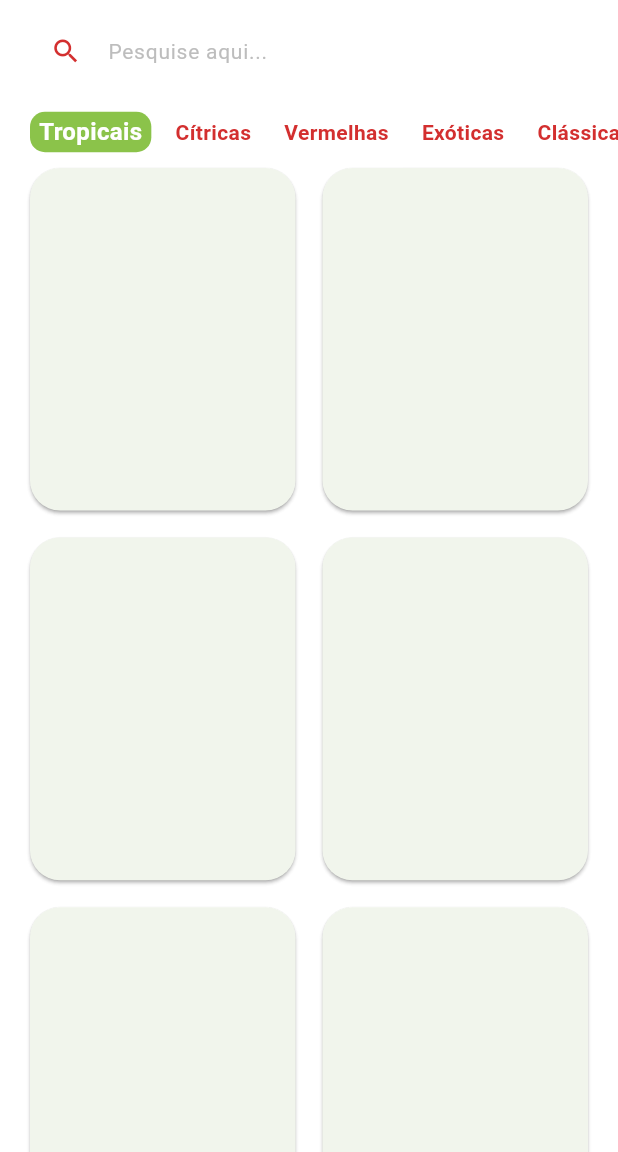
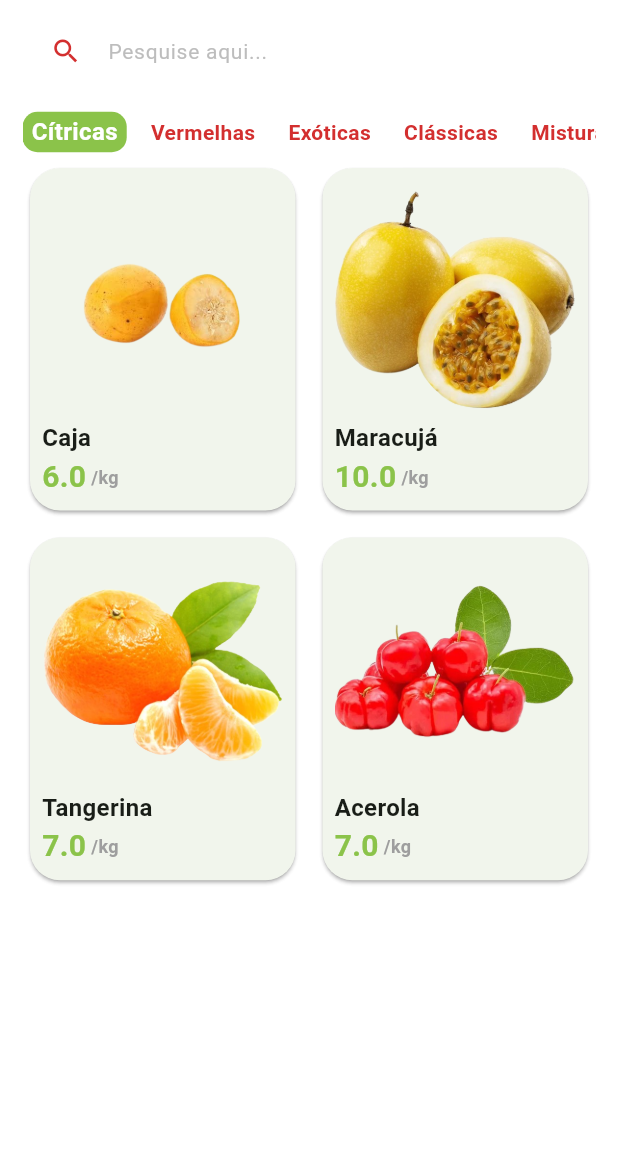
Before and after one commit to Miicchhel/FruitTrace, a Flutter app: the HomeTab screen opened directly, on a phone screen of 412 x 824 dp, the part 84-1236 px from its top. Run offline on Flutter 3.47's test engine with Material 3 defaults, Android fonts, the phone set to English and light mode, and no system bars; our stand-ins replace animated_text_kit, mask_text_input_formatter.

Commit message:
apresentando o tile de produtos na tela

```diff
--- a/lib/src/config/app_data.dart
+++ b/lib/src/config/app_data.dart
@@ -1,22 +1,13 @@
 import 'package:fruittrace/src/models/item_model.dart';
 
-// frutas tropicais
+// frutas clássicas
 ItemModel abacaxi = ItemModel(
   itemName: 'Abacaxi',
   imgUrl: 'assets/fruits/abacaxi.png',
   price: 7.5,
   unit: 'un',
-  category: 'Tropicais',
+  category: 'Clássicas',
   description: 'Desfrute do sabor doce e refrescante do nosso abacaxi! Perfeito para sucos e sobremesas, é a escolha ideal para uma vida saudável e cheia de vitaminas.',
-);
-
-ItemModel caja = ItemModel(
-  itemName: 'Cajá',
-  imgUrl: 'assets/fruits/caja.png',
-  price: 8.0,
-  unit: 'kg',
-  category: 'Tropicais',
-  description: 'O cajá é uma fruta tropical deliciosa e rica em vitamina C. Perfeito para refrescar e dar um toque especial às suas receitas.',
 );
 
 ItemModel caju = ItemModel(
@@ -24,38 +15,47 @@ ItemModel caju = ItemModel(
   imgUrl: 'assets/fruits/caju.png',
   price: 7.0,
   unit: 'un',
-  category: 'Tropicais',
+  category: 'Clássicas',
   description: 'Experimente o sabor único e tropical do caju! Cheio de nutrientes e perfeito para refrescar seus dias.',
 );
 
-ItemModel cupuacu = ItemModel(
-  itemName: 'Cupuaçu',
-  imgUrl: 'assets/fruits/cupuacu.png',
-  price: 14.0,
+ItemModel goiaba = ItemModel(
+  itemName: 'Goiaba',
+  imgUrl: 'assets/fruits/goiaba.png',
+  price: 6.5,
   unit: 'kg',
-  category: 'Tropicais',
-  description: 'Descubra o exótico cupuaçu, perfeito para sucos e sobremesas cheias de sabor. Rico em nutrientes, é uma explosão de saúde.',
-);
-
-ItemModel graviola = ItemModel(
-  itemName: 'Graviola',
-  imgUrl: 'assets/fruits/graviola.png',
-  price: 8.0,
-  unit: 'un',
-  category: 'Tropicais',
-  description: 'A graviola é conhecida por seu sabor inconfundível e propriedades nutritivas. Ideal para sucos e sobremesas saudáveis.',
+  category: 'Clássicas',
+  description: 'Goiaba fresca e saborosa, perfeita para sucos e sobremesas. Rica em vitamina C, é uma fruta essencial para a saúde.',
 );
 
 ItemModel manga = ItemModel(
-  imgUrl: 'assets/fruits/mango.png',
   itemName: 'Manga',
+  imgUrl: 'assets/fruits/manga.png',
   price: 2.5,
   unit: 'un',
-  category: 'Tropicais',
+  category: 'Clássicas',
   description: 'Suculenta e doce, nossa manga é perfeita para um lanche rápido ou um smoothie revitalizante. Rica em vitaminas, é uma delícia que faz bem para a saúde.',
 );
 
 // frutas cítricas
+ItemModel acerola = ItemModel(
+  itemName: 'Acerola',
+  imgUrl: 'assets/fruits/acerola.png',
+  price: 7.0,
+  unit: 'kg',
+  category: 'Cítricas',
+  description: 'A acerola é uma potência de vitamina C. Perfeita para sucos e uma vida saudável e cheia de energia.',
+);
+
+ItemModel caja = ItemModel(
+  itemName: 'Caja',
+  imgUrl: 'assets/fruits/caja.png',
+  price: 6.0,
+  unit: 'kg',
+  category: 'Cítricas',
+  description: 'Caja fresca e saborosa, perfeita para sucos e sobremesas. Rico em vitamina C, é uma fruta essencial para a vida saudável.',
+);
+
 ItemModel maracuja = ItemModel(
   itemName: 'Maracujá',
   imgUrl: 'assets/fruits/maracuja.png',
@@ -75,15 +75,6 @@ ItemModel tangerina = ItemModel(
 );
 
 // frutas vermelhas
-ItemModel acerola = ItemModel(
-  itemName: 'Acerola',
-  imgUrl: 'assets/fruits/acerola.png',
-  price: 7.0,
-  unit: 'kg',
-  category: 'Vermelhas',
-  description: 'A acerola é uma potência de vitamina C. Perfeita para sucos e uma vida saudável e cheia de energia.',
-);
-
 ItemModel morango = ItemModel(
   itemName: 'Morango',
   imgUrl: 'assets/fruits/morango.png',
@@ -112,6 +103,23 @@ ItemModel uva = ItemModel(
 );
 
 // frutas exóticas
+ItemModel cupuacu = ItemModel(
+  itemName: 'Cupuaçu',
+  imgUrl: 'assets/fruits/cupuacu.png',
+  price: 14.0,
+  unit: 'kg',
+  category: 'Exóticas',
+  description: 'Descubra o exótico cupuaçu, perfeito para sucos e sobremesas cheias de sabor. Rico em nutrientes, é uma explosão de saúde.',
+);
+
+ItemModel graviola = ItemModel(
+  itemName: 'Graviola',
+  imgUrl: 'assets/fruits/graviola.png',
+  price: 8.0,
+  unit: 'un',
+  category: 'Exóticas',
+  description: 'A graviola é conhecida por seu sabor inconfundível e propriedades nutritivas. Ideal para sucos e sobremesas saudáveis.',
+);
 ItemModel mangaba = ItemModel(
   itemName: 'Mangaba',
   imgUrl: 'assets/fruits/mangaba.png',
@@ -130,14 +138,32 @@ ItemModel pinha = ItemModel(
   description: 'Pinha, também conhecida como fruta-do-conde, é uma delícia exótica. Doce e nutritiva, é uma escolha saudável e saborosa.',
 );
 
-// frutas clássicas
-ItemModel goiaba = ItemModel(
-  itemName: 'Goiaba',
-  imgUrl: 'assets/fruits/goiaba.png',
-  price: 6.5,
-  unit: 'kg',
-  category: 'Clássicas',
-  description: 'Goiaba fresca e saborosa, perfeita para sucos e sobremesas. Rica em vitamina C, é uma fruta essencial para a saúde.',
+// frutas Misturas
+ItemModel abacaxiComHortela = ItemModel(
+  itemName: 'Abacaxi com Hortelã',
+  imgUrl: 'assets/mixes/abacaxi_com_hortela.png',
+  price: 7.5,
+  unit: 'un',
+  category: 'Misturas',
+  description: 'A combinação refrescante de abacaxi com hortelã é perfeita para sucos e sobremesas. Experimente essa delícia tropical que é pura saúde e sabor!',
+);
+
+ItemModel guarabom = ItemModel(
+  itemName: 'Guarabom',
+  imgUrl: 'assets/mixes/guarabom.png',
+  price: 12.0,
+  unit: 'un',
+  category: 'Misturas',
+  description: 'Guarabom é ideal para fazer aquela bebida energética deliciosa feita com guaraná. Ideal para dar aquele impulso extra no seu dia, com sabor irresistível!',
+);
+
+ItemModel guaracai = ItemModel(
+  itemName: 'Guaraçai',
+  imgUrl: 'assets/mixes/guaracai.png',
+  price: 12.0,
+  unit: 'un',
+  category: 'Misturas',
+  description: 'Descubra o poder do Guaraçai, uma mistura de guaraná com açaí que oferece energia e sabor únicos. Perfeita para quem busca vitalidade com um toque tropical.',
 );
 
 List<ItemModel> items = [
@@ -156,12 +182,15 @@ List<ItemModel> items = [
   mangaba,
   pinha,
   goiaba,
+  abacaxiComHortela,
+  guarabom,
+  guaracai,
 ];
 
 List<String> categories = [
-    'Tropicais',
   'Cítricas',
   'Vermelhas',
   'Exóticas',
   'Clássicas',
+  'Misturas',
 ];
--- a/lib/src/pages/home/components/item_tile.dart
+++ b/lib/src/pages/home/components/item_tile.dart
@@ -1,25 +1,70 @@
 import 'package:flutter/material.dart';
+import 'package:fruittrace/src/config/custom_colors.dart';
+import 'package:fruittrace/src/models/item_model.dart';
 
 class ItemTile extends StatelessWidget {
-  const ItemTile({super.key});
+
+  final ItemModel item;
+
+  const ItemTile({
+    super.key,
+    required this.item,
+  });
 
   @override
   Widget build(BuildContext context) {
-    return const Card(
+    return Card(
       elevation: 1.0,
       shadowColor: Colors.grey,
-      shape: RoundedRectangleBorder(
+      shape: const RoundedRectangleBorder(
         borderRadius: BorderRadius.all(Radius.circular(20.0)),
       ),
+      child: Padding(
+        padding: const EdgeInsets.all(8.0),
         child: Column(
+          crossAxisAlignment: CrossAxisAlignment.stretch,
           children: [
             // Imagem
+            Expanded(
+              child: Image.asset(
+                item.imgUrl,
+                // fit: BoxFit.cover,
+              ),
+            ),
 
             // Nome
+            Text(
+              item.itemName,
+              style: const TextStyle(
+                fontSize: 16.0,
+                fontWeight: FontWeight.bold,
+              ),
+            ),
 
             // Preço - unidade
+            Row(
+              children: [
+                Text(
+                  item.price.toString(),
+                  style: TextStyle(
+                    fontSize: 20.0,
+                    fontWeight: FontWeight.bold,
+                    color: CustomColors.customSwatchColor,
+                  ),
+                ),
 
+                Text(
+                  ' /${item.unit}',
+                  style: TextStyle(
+                    color: Colors.grey[500],
+                    fontWeight: FontWeight.bold,
+                    fontSize: 12.0,
+                  ),
+                )
               ],
+            ),
+          ],
+        ),
       ),
     );
   }
--- a/lib/src/pages/home/home_tab.dart
+++ b/lib/src/pages/home/home_tab.dart
@@ -1,5 +1,6 @@
 import 'package:flutter/material.dart';
 import 'package:fruittrace/src/config/custom_colors.dart';
+import 'package:fruittrace/src/models/item_model.dart';
 import 'package:fruittrace/src/pages/home/components/category_tile.dart';
 import 'package:fruittrace/src/config/app_data.dart' as app_data;
 import 'package:fruittrace/src/pages/home/components/item_tile.dart';
@@ -13,7 +14,7 @@ class HomeTab extends StatefulWidget {
 
 class _HomeTabState extends State<HomeTab> {
 
-  String selectedCategory = 'Tropicais';
+  String selectedCategory = 'Cítricas';
 
   @override
   Widget build(BuildContext context) {
@@ -105,7 +106,7 @@ class _HomeTabState extends State<HomeTab> {
 
           // Categorias
           Container(
-            padding: const EdgeInsets.only(left: 20.0),
+            padding: const EdgeInsets.symmetric(horizontal: 15.0),
             height: 40.0,
             child: ListView.separated(
               scrollDirection: Axis.horizontal,
@@ -134,9 +135,14 @@ class _HomeTabState extends State<HomeTab> {
                 crossAxisSpacing: 10.0,
                 childAspectRatio: 9 / 11.5,
               ),
-              itemCount: app_data.items.length,
+              itemCount: app_data.items.where((item) => item.category == selectedCategory).length,
               itemBuilder: (_, index) {
-                return const ItemTile();
+
+                List<ItemModel> filteredItems = app_data.items.where((item) => item.category == selectedCategory).toList();
+
+                return  ItemTile(
+                  item: filteredItems[index],
+                );
               },
             ),
           )
--- a/pubspec.yaml
+++ b/pubspec.yaml
@@ -63,6 +63,7 @@ flutter:
   # To add assets to your application, add an assets section, like this:
   assets:
     - assets/fruits/
+    - assets/mixes/
   #   - images/a_dot_ham.jpeg
 
   # An image asset can refer to one or more resolution-specific "variants", see
```
Lines whose indentation alone changed are shown as unchanged.
